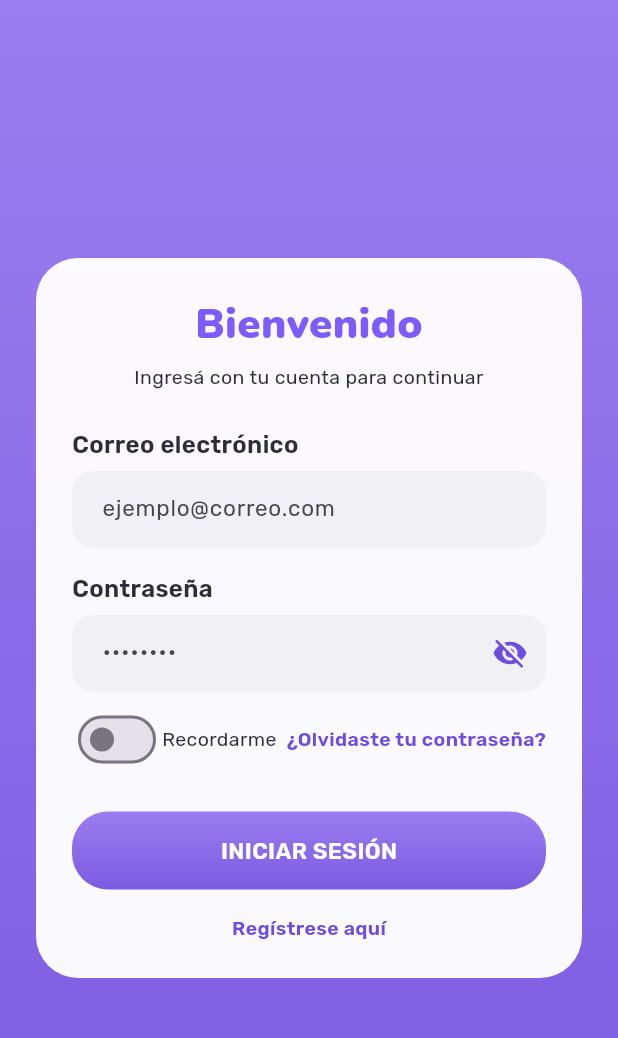
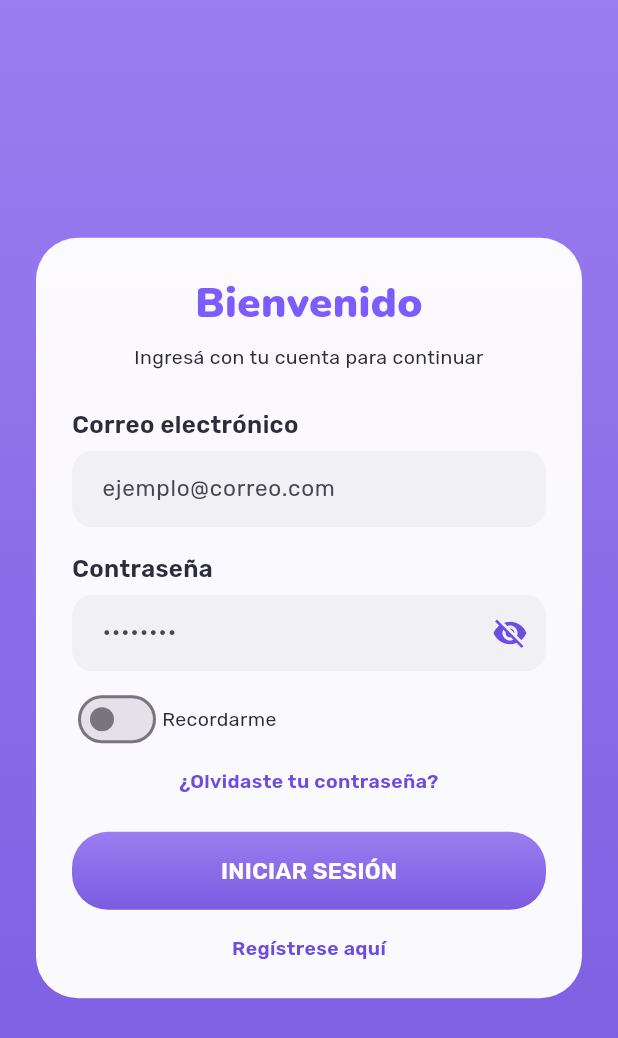
Before and after one commit to aleBsR/prosane_app, a Flutter app: the screen it shows after launch, on a phone screen of 412 x 824 dp. Shown: the top 1038 px of the screen. Run offline on Flutter 3.47's test engine with Material 3 defaults, Android fonts, the phone set to English and light mode, and no system bars; our stand-ins replace connectivity_plus, dio, drift, flutter_riverpod, flutter_secure_storage, freezed_annotation and 1 more; accounts and stored records are empty; generated files the repository leaves out were written again.

Commit message:
feat: integrar contrato real de auth + rediseño de la fila Recordarme/olvido
Backend ya expone /api/v1/auth/{token,me,token/refresh}/:
- apiBaseUrl → .../api/v1/auth; datasource usa /token/ /register/ /me/;
  refresh usa /token/refresh/ (barra final).
- MeResponse.fromJson mapea {user, roles, actions} → permisos = set de
  action.name; nombre = nombre+apellido (o email); rol = primer role.name.
- iOS: ATS permite cleartext para el backend de dev (HTTP en LAN).

Login (UI):
- "Recordarme" en su propia línea; "¿Olvidaste tu contraseña?" debajo, a todo el
  ancho y centrado. Adiós al overflow de 3.3px del Row anterior.
- AppLink suma expand + textAlign (área tappable full-width, opaque).

Tests al contrato real + nuevo: mock de refresh /token/refresh/, MeResponse
{user,roles,actions} (+ superusuario), y AppLink expand full-width tappable.

86/86 tests, analyze limpio.

Co-Authored-By: Claude Opus 4.8 (1M context) <noreply@anthropic.com>

```diff
--- a/lib/core/design_system/app_link.dart
+++ b/lib/core/design_system/app_link.dart
@@ -3,13 +3,33 @@ import '../theme/app_colors.dart';
 import '../theme/app_typography.dart';
 
 class AppLink extends StatelessWidget {
-  const AppLink({super.key, required this.text, required this.onTap});
+  const AppLink({
+    super.key,
+    required this.text,
+    required this.onTap,
+    this.expand = false,
+    this.textAlign,
+  });
   final String text;
   final VoidCallback onTap;
 
+  /// Si es true, el área tappable ocupa todo el ancho disponible.
+  final bool expand;
+
+  /// Alineación del texto (útil con [expand], p. ej. centrado a todo el ancho).
+  final TextAlign? textAlign;
+
   @override
-  Widget build(BuildContext context) => GestureDetector(
-        onTap: onTap,
-        child: Text(text, style: AppTypography.texto.copyWith(color: AppColors.link, fontWeight: FontWeight.w600)),
-      );
+  Widget build(BuildContext context) {
+    final label = Text(
+      text,
+      textAlign: textAlign,
+      style: AppTypography.texto.copyWith(color: AppColors.link, fontWeight: FontWeight.w600),
+    );
+    return GestureDetector(
+      onTap: onTap,
+      behavior: HitTestBehavior.opaque, // todo el área es tappable, no solo el texto
+      child: expand ? SizedBox(width: double.infinity, child: label) : label,
+    );
+  }
 }
--- a/lib/core/network/refresh_interceptor.dart
+++ b/lib/core/network/refresh_interceptor.dart
@@ -68,7 +68,7 @@ class RefreshInterceptor extends Interceptor {
     if (refresh == null) return null;
     try {
       final r = await _refreshDio.post(
-        '/token/refresh',
+        '/token/refresh/',
         data: {'refresh': refresh},
       );
       final access = r.data['access'] as String;
--- a/lib/features/auth/data/datasources/auth_remote_datasource.dart
+++ b/lib/features/auth/data/datasources/auth_remote_datasource.dart
@@ -15,14 +15,14 @@ class AuthRemoteDataSourceImpl implements AuthRemoteDataSource {
 
   @override
   Future<Tokens> login(String email, String password) async {
-    final r = await _dio.post('/token', data: {'email': email, 'password': password});
+    final r = await _dio.post('/token/', data: {'email': email, 'password': password});
     return (access: r.data['access'] as String, refresh: r.data['refresh'] as String);
   }
 
   @override
-  Future<void> register(Map<String, dynamic> datos) => _dio.post('/register', data: datos);
+  Future<void> register(Map<String, dynamic> datos) => _dio.post('/register/', data: datos);
 
   @override
   Future<MeResponse> me() async =>
-      MeResponse.fromJson((await _dio.get('/me')).data as Map<String, dynamic>);
+      MeResponse.fromJson((await _dio.get('/me/')).data as Map<String, dynamic>);
 }
--- a/lib/features/auth/presentation/screens/login_screen.dart
+++ b/lib/features/auth/presentation/screens/login_screen.dart
@@ -75,20 +75,22 @@ class _LoginScreenState extends ConsumerState<LoginScreen> {
                 ),
                 const SizedBox(height: AppSpacing.sm),
 
-                // Fila: Recordarme + Olvidaste contraseña
-                Row(
-                  mainAxisAlignment: MainAxisAlignment.spaceBetween,
-                  children: [
-                    AppSwitch(
+                // Recordarme en su propia línea
+                Align(
+                  alignment: Alignment.centerLeft,
+                  child: AppSwitch(
                     value: _recordarme,
                     onChanged: (v) => setState(() => _recordarme = v),
                     label: 'Recordarme',
                   ),
+                ),
+                const SizedBox(height: AppSpacing.sm),
+                // ¿Olvidaste tu contraseña? — debajo, a todo el ancho
                 AppLink(
                   text: '¿Olvidaste tu contraseña?',
                   onTap: () {}, // sin navegación por ahora
-                    ),
-                  ],
+                  expand: true,
+                  textAlign: TextAlign.center,
                 ),
                 const SizedBox(height: AppSpacing.lg),
 
```
Also changed, not shown: lib/core/config/app_config.dart (+7 -1 lines), lib/features/auth/data/dtos/me_response.dart (+27 -6 lines), 4 other files. Lines whose indentation alone changed are shown as unchanged.
